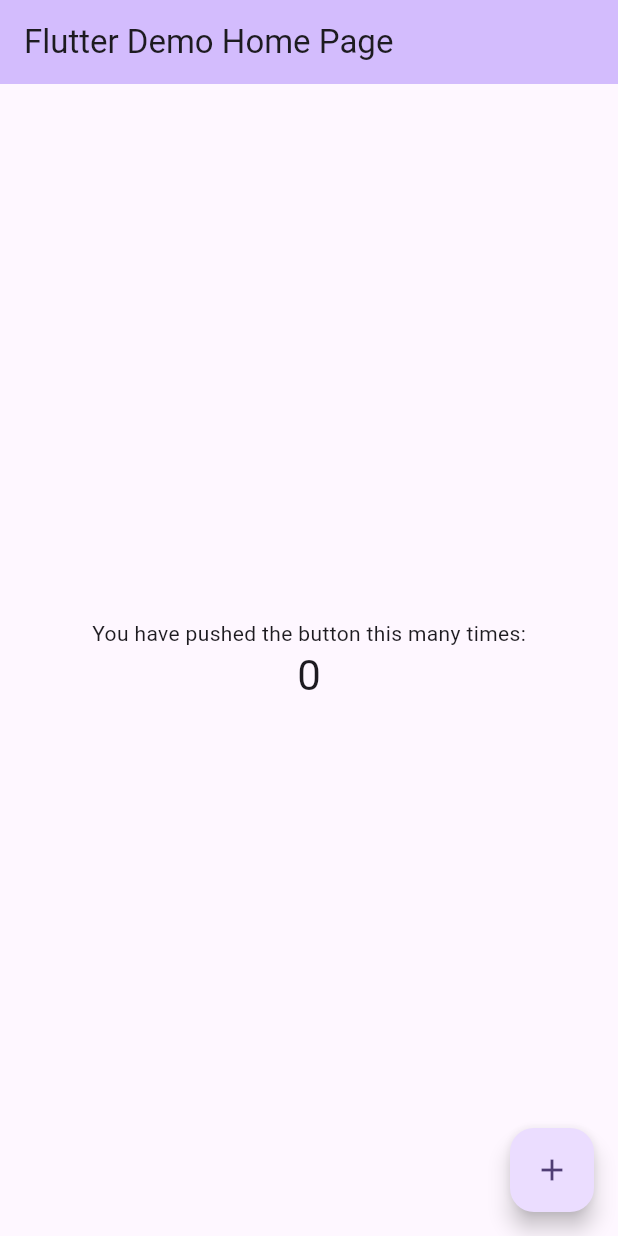
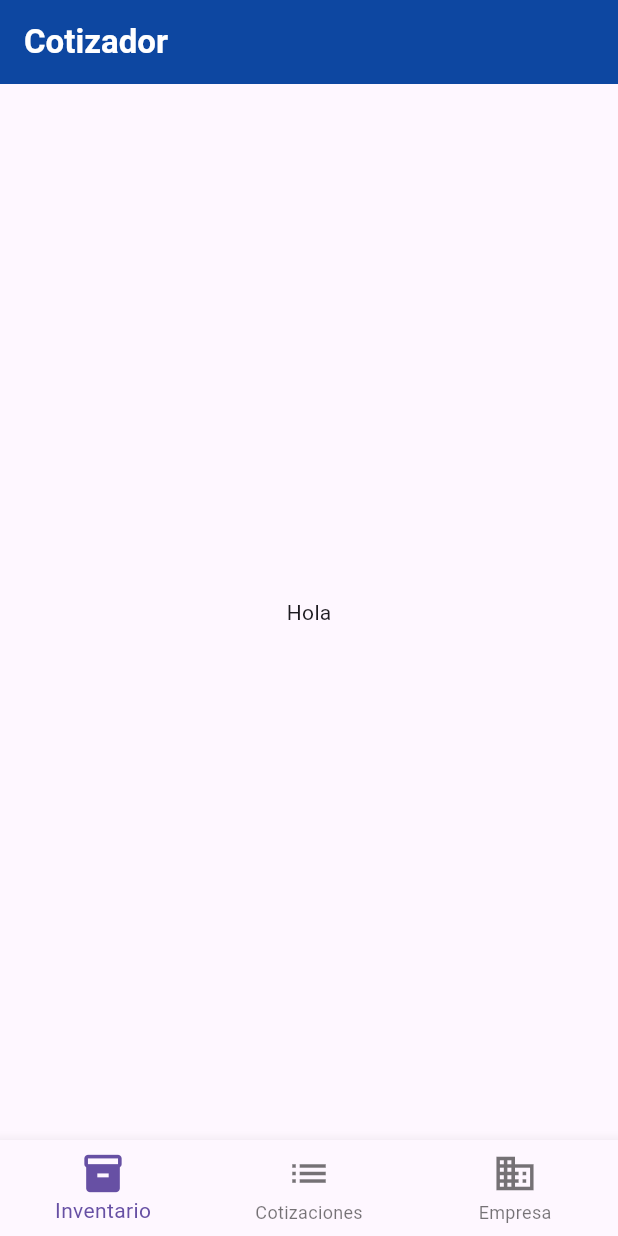
Before and after one commit to Duxative/chinga, a Flutter app: the screen it shows after launch, on a phone screen of 412 x 824 dp. Run offline on Flutter 3.47's test engine with Material 2 defaults, Android fonts, the phone set to English and light mode, and no system bars.

Commit message:
Se agregó una pequeña estructura del manejo de vistas y ventanas de la aplicación

```diff
--- /dev/null
+++ b/lib/Presentation/Screens/MainScreen.dart
@@ -0,0 +1,64 @@
+import 'package:flutter/material.dart';
+import 'package:chinga/Presentation/Views/Business.dart';
+import 'package:chinga/Presentation/Views/Inventory.dart';
+import 'package:chinga/Presentation/Views/Invoices.dart';
+class MainScreen extends StatefulWidget {
+  const MainScreen({super.key});
+
+  @override
+  State<MainScreen> createState() => _MainScreenState();
+}
+
+class _MainScreenState extends State<MainScreen> {
+
+  int selectedIndex = 0;
+
+  @override
+  Widget build(BuildContext context) {
+    final views = [const Business(),const Inventory(),const Invoices()];
+    return Scaffold(
+      appBar: AppBar(
+        backgroundColor: Colors.blue[900],
+        title: const Text(
+          'Cotizador',
+          style: TextStyle(
+            color: Colors.white,
+            fontWeight: FontWeight.bold,
+
+          ),
+        ),
+      ),
+      body: IndexedStack(
+        index: selectedIndex,
+        children: views,
+      ),
+      bottomNavigationBar: BottomNavigationBar(
+          currentIndex: selectedIndex,
+          onTap: (newIndex){
+            setState(() {
+              selectedIndex = newIndex;
+            });
+          },
+          iconSize: 30,
+          items: [
+            BottomNavigationBarItem(
+
+                icon: Icon(Icons.inventory),
+                activeIcon: Icon(Icons.inventory),
+                label: 'Inventario'
+            ),
+            BottomNavigationBarItem(
+                icon: Icon(Icons.list),
+                activeIcon: Icon(Icons.list),
+                label: 'Cotizaciones'
+            ),
+            BottomNavigationBarItem(
+                icon: Icon(Icons.business),
+                activeIcon: Icon(Icons.business),
+                label: 'Empresa'
+            ),
+          ]
+      ),
+    );
+  }
+}
--- /dev/null
+++ b/lib/Presentation/Views/Business.dart
@@ -0,0 +1,14 @@
+import 'package:flutter/material.dart';
+
+class Business extends StatelessWidget {
+  const Business({super.key});
+
+  @override
+  Widget build(BuildContext context) {
+    return SafeArea(
+        child: Center(
+          child: Text('Hola'),
+        )
+    );
+  }
+}
--- /dev/null
+++ b/lib/Presentation/Views/Inventory.dart
@@ -0,0 +1,10 @@
+import 'package:flutter/material.dart';
+
+class Inventory extends StatelessWidget {
+  const Inventory({super.key});
+
+  @override
+  Widget build(BuildContext context) {
+    return const Placeholder();
+  }
+}
--- /dev/null
+++ b/lib/Presentation/Views/Invoices.dart
@@ -0,0 +1,16 @@
+import 'package:flutter/material.dart';
+
+class Invoices extends StatelessWidget {
+  const Invoices({super.key});
+
+  @override
+  Widget build(BuildContext context) {
+    return SafeArea(
+      child: ListTile(
+        leading: Icon(Icons.abc),
+        title: Text('Title'),
+        subtitle: Text('Subtitle'),
+      ),
+    );
+  }
+}
--- a/lib/main.dart
+++ b/lib/main.dart
@@ -1,125 +1,19 @@
 import 'package:flutter/material.dart';
+import 'package:chinga/Presentation/Screens/MainScreen.dart';
 
-void main() {
-  runApp(const MyApp());
-}
+void main() => runApp(MyApp());
 
 class MyApp extends StatelessWidget {
   const MyApp({super.key});
 
-  // This widget is the root of your application.
   @override
   Widget build(BuildContext context) {
     return MaterialApp(
-      title: 'Flutter Demo',
+      title: 'Título',
       theme: ThemeData(
-        // This is the theme of your application.
-        //
-        // TRY THIS: Try running your application with "flutter run". You'll see
-        // the application has a blue toolbar. Then, without quitting the app,
-        // try changing the seedColor in the colorScheme below to Colors.green
-        // and then invoke "hot reload" (save your changes or press the "hot
-        // reload" button in a Flutter-supported IDE, or press "r" if you used
-        // the command line to start the app).
-        //
-        // Notice that the counter didn't reset back to zero; the application
-        // state is not lost during the reload. To reset the state, use hot
-        // restart instead.
-        //
-        // This works for code too, not just values: Most code changes can be
-        // tested with just a hot reload.
-        colorScheme: ColorScheme.fromSeed(seedColor: Colors.deepPurple),
         useMaterial3: true,
       ),
-      home: const MyHomePage(title: 'Flutter Demo Home Page'),
+      home: MainScreen(),
     );
   }
 }
-
-class MyHomePage extends StatefulWidget {
-  const MyHomePage({super.key, required this.title});
-
-  // This widget is the home page of your application. It is stateful, meaning
-  // that it has a State object (defined below) that contains fields that affect
-  // how it looks.
-
-  // This class is the configuration for the state. It holds the values (in this
-  // case the title) provided by the parent (in this case the App widget) and
-  // used by the build method of the State. Fields in a Widget subclass are
-  // always marked "final".
-
-  final String title;
-
-  @override
-  State<MyHomePage> createState() => _MyHomePageState();
-}
-
-class _MyHomePageState extends State<MyHomePage> {
-  int _counter = 0;
-
-  void _incrementCounter() {
-    setState(() {
-      // This call to setState tells the Flutter framework that something has
-      // changed in this State, which causes it to rerun the build method below
-      // so that the display can reflect the updated values. If we changed
-      // _counter without calling setState(), then the build method would not be
-      // called again, and so nothing would appear to happen.
-      _counter++;
-    });
-  }
-
-  @override
-  Widget build(BuildContext context) {
-    // This method is rerun every time setState is called, for instance as done
-    // by the _incrementCounter method above.
-    //
-    // The Flutter framework has been optimized to make rerunning build methods
-    // fast, so that you can just rebuild anything that needs updating rather
-    // than having to individually change instances of widgets.
-    return Scaffold(
-      appBar: AppBar(
-        // TRY THIS: Try changing the color here to a specific color (to
-        // Colors.amber, perhaps?) and trigger a hot reload to see the AppBar
-        // change color while the other colors stay the same.
-        backgroundColor: Theme.of(context).colorScheme.inversePrimary,
-        // Here we take the value from the MyHomePage object that was created by
-        // the App.build method, and use it to set our appbar title.
-        title: Text(widget.title),
-      ),
-      body: Center(
-        // Center is a layout widget. It takes a single child and positions it
-        // in the middle of the parent.
-        child: Column(
-          // Column is also a layout widget. It takes a list of children and
-          // arranges them vertically. By default, it sizes itself to fit its
-          // children horizontally, and tries to be as tall as its parent.
-          //
-          // Column has various properties to control how it sizes itself and
-          // how it positions its children. Here we use mainAxisAlignment to
-          // center the children vertically; the main axis here is the vertical
-          // axis because Columns are vertical (the cross axis would be
-          // horizontal).
-          //
-          // TRY THIS: Invoke "debug painting" (choose the "Toggle Debug Paint"
-          // action in the IDE, or press "p" in the console), to see the
-          // wireframe for each widget.
-          mainAxisAlignment: MainAxisAlignment.center,
-          children: <Widget>[
-            const Text(
-              'You have pushed the button this many times:',
-            ),
-            Text(
-              '$_counter',
-              style: Theme.of(context).textTheme.headlineMedium,
-            ),
-          ],
-        ),
-      ),
-      floatingActionButton: FloatingActionButton(
-        onPressed: _incrementCounter,
-        tooltip: 'Increment',
-        child: const Icon(Icons.add),
-      ), // This trailing comma makes auto-formatting nicer for build methods.
-    );
-  }
-}
```
